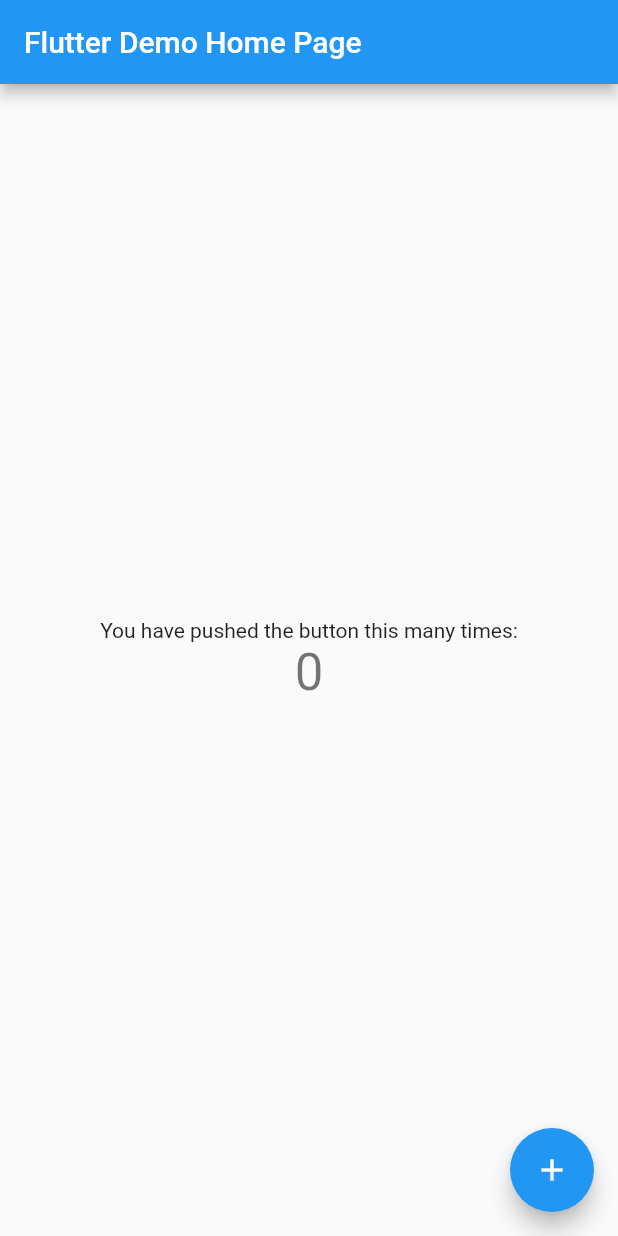
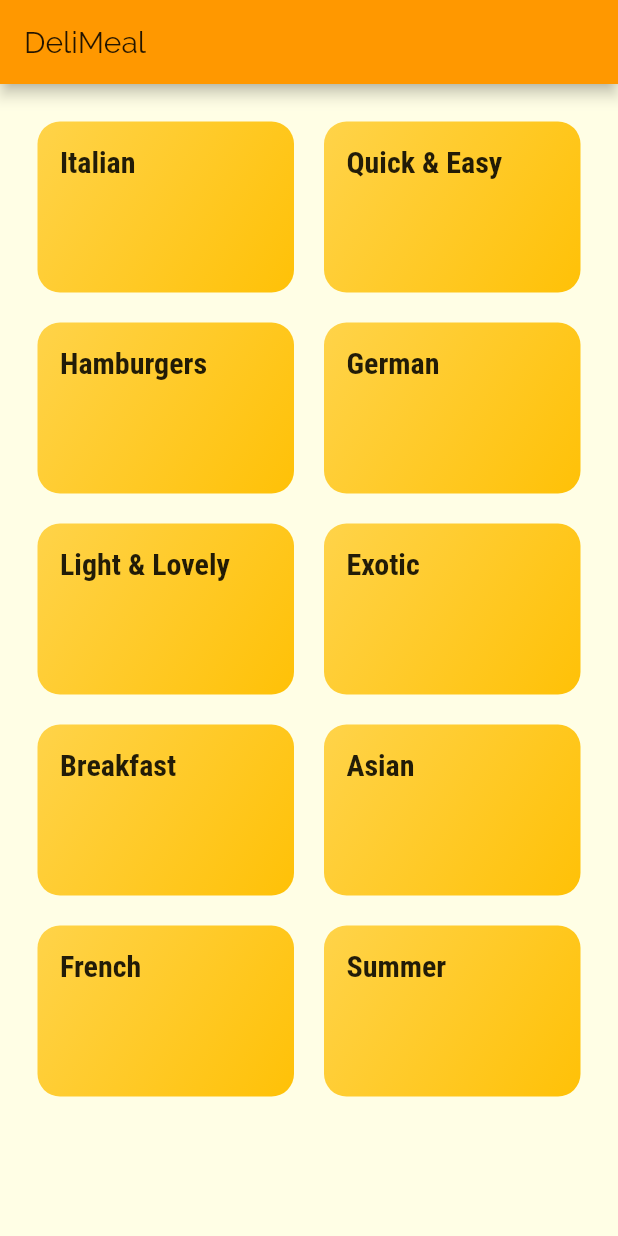
Before and after one commit to Anna-12-Mer/Meals_Categories-Flutter_Project-, a Flutter app: the screen it shows after launch, on a phone screen of 412 x 824 dp. Run offline on Flutter 3.47's test engine with Material 2 defaults, Android fonts, the phone set to English and light mode, and no system bars.

Commit message:
add screens

```diff
--- /dev/null
+++ b/meals_categ/lib/categories_screen.dart
@@ -0,0 +1,26 @@
+import 'package:flutter/material.dart';
+import 'dummy-data.dart';
+import 'category_item.dart';
+
+class CategoriesScreen extends StatelessWidget {
+  @override
+  Widget build(BuildContext context) {
+    return Scaffold(
+      appBar: AppBar(
+        title: const Text('DeliMeal'),
+      ),
+      body: GridView(
+          padding: const EdgeInsets.all(25),
+          gridDelegate: SliverGridDelegateWithMaxCrossAxisExtent(
+              maxCrossAxisExtent: 200,
+              childAspectRatio: 3 / 2,
+              crossAxisSpacing: 20,
+              mainAxisSpacing: 20),
+          children: DUMMY_CATEGORIES
+              .map(
+                (catData) => CategoryItem(catData.id,catData.title, catData.color),
+              )
+              .toList()),
+    );
+  }
+}
--- /dev/null
+++ b/meals_categ/lib/category_item.dart
@@ -0,0 +1,40 @@
+import 'package:flutter/material.dart';
+import './category_meals_screen.dart';
+
+class CategoryItem extends StatelessWidget {
+  final String id;
+  final String title;
+  final Color color;
+
+  CategoryItem(this.id, this.title, this.color);
+
+  void selectCategory(BuildContext ctx) {
+    Navigator.of(ctx).pushNamed(
+      '/category-meals',
+      arguments: {'id': id, 'title': title},
+    );
+  }
+
+  @override
+  Widget build(BuildContext context) {
+    return InkWell(
+      onTap: () => selectCategory(context),
+      splashColor: Theme.of(context).primaryColor,
+      borderRadius: BorderRadius.circular(15),
+      child: Container(
+        padding: const EdgeInsets.all(15),
+        child: Text(
+          title,
+          style: Theme.of(context).textTheme.title,
+        ),
+        decoration: BoxDecoration(
+            gradient: LinearGradient(
+              colors: [color.withOpacity(0.7), color],
+              begin: Alignment.topLeft,
+              end: Alignment.bottomRight,
+            ),
+            borderRadius: BorderRadius.circular(15)),
+      ),
+    );
+  }
+}
--- /dev/null
+++ b/meals_categ/lib/category_meals_screen.dart
@@ -0,0 +1,24 @@
+import 'package:flutter/material.dart';
+
+class CategoryMealsScreen extends StatelessWidget {
+  // final String categoryId;
+  // final String categoryTitle;
+
+  // CategoryMealsScreen(this.categoryId, this.categoryTitle);
+
+  @override
+  Widget build(BuildContext context) {
+    final routeArgs =
+        ModalRoute.of(context).settings.arguments as Map<String, String>;
+    final categoryTitle = routeArgs['title'];
+    final categoryId = routeArgs['id'];
+    return Scaffold(
+      appBar: AppBar(
+        title: Text(categoryTitle),
+      ),
+      body: Center(
+        child: Text('The Recipes For the Category'),
+      ),
+    );
+  }
+}
--- /dev/null
+++ b/meals_categ/lib/dummy-data.dart
@@ -0,0 +1,55 @@
+import 'package:flutter/material.dart';
+import './models/category.dart';
+
+const DUMMY_CATEGORIES = const [
+  Category(
+    id: 'c1',
+    title: 'Italian',
+    color: Colors.amber,
+  ),
+  Category(
+    id: 'c2',
+    title: 'Quick & Easy',
+    color: Colors.amber,
+  ),
+  Category(
+    id: 'c3',
+    title: 'Hamburgers',
+    color: Colors.amber,
+  ),
+  Category(
+    id: 'c4',
+    title: 'German',
+    color: Colors.amber,
+  ),
+  Category(
+    id: 'c5',
+    title: 'Light & Lovely',
+    color: Colors.amber,
+  ),
+  Category(
+    id: 'c6',
+    title: 'Exotic',
+    color: Colors.amber,
+  ),
+  Category(
+    id: 'c7',
+    title: 'Breakfast',
+    color: Colors.amber,
+  ),
+  Category(
+    id: 'c8',
+    title: 'Asian',
+    color: Colors.amber,
+  ),
+  Category(
+    id: 'c9',
+    title: 'French',
+    color: Colors.amber,
+  ),
+  Category(
+    id: 'c10',
+    title: 'Summer',
+    color: Colors.amber,
+  ),
+];
--- a/meals_categ/lib/main.dart
+++ b/meals_categ/lib/main.dart
@@ -1,117 +1,38 @@
 import 'package:flutter/material.dart';
+import './category_meals_screen.dart';
+import './categories_screen.dart';
 
 void main() {
   runApp(MyApp());
 }
 
 class MyApp extends StatelessWidget {
-  // This widget is the root of your application.
   @override
   Widget build(BuildContext context) {
     return MaterialApp(
-      title: 'Flutter Demo',
+      title: 'DeliMeals',
       theme: ThemeData(
-        // This is the theme of your application.
-        //
-        // Try running your application with "flutter run". You'll see the
-        // application has a blue toolbar. Then, without quitting the app, try
-        // changing the primarySwatch below to Colors.green and then invoke
-        // "hot reload" (press "r" in the console where you ran "flutter run",
-        // or simply save your changes to "hot reload" in a Flutter IDE).
-        // Notice that the counter didn't reset back to zero; the application
-        // is not restarted.
-        primarySwatch: Colors.blue,
-        // This makes the visual density adapt to the platform that you run
-        // the app on. For desktop platforms, the controls will be smaller and
-        // closer together (more dense) than on mobile platforms.
+        primarySwatch: Colors.orange,
+        accentColor: Colors.black,
+        canvasColor: Color.fromRGBO(255, 254, 229, 1),
+        fontFamily: 'Raleway',
+        textTheme: ThemeData.light().textTheme.copyWith(
+            body1: TextStyle(
+              color: Color.fromRGBO(20, 51, 51, 1),
+            ),
+            body2: TextStyle(
+              color: Color.fromRGBO(20, 51, 51, 1),
+            ),
+            title: TextStyle(
+                fontSize: 20,
+                fontFamily: 'RobotoCondensed',
+                fontWeight: FontWeight.bold)),
         visualDensity: VisualDensity.adaptivePlatformDensity,
       ),
-      home: MyHomePage(title: 'Flutter Demo Home Page'),
+      home: CategoriesScreen(),
+      routes: {
+        '/category-meals': (ctx) => CategoryMealsScreen(),
+      },
     );
   }
 }
-
-class MyHomePage extends StatefulWidget {
-  MyHomePage({Key key, this.title}) : super(key: key);
-
-  // This widget is the home page of your application. It is stateful, meaning
-  // that it has a State object (defined below) that contains fields that affect
-  // how it looks.
-
-  // This class is the configuration for the state. It holds the values (in this
-  // case the title) provided by the parent (in this case the App widget) and
-  // used by the build method of the State. Fields in a Widget subclass are
-  // always marked "final".
-
-  final String title;
-
-  @override
-  _MyHomePageState createState() => _MyHomePageState();
-}
-
-class _MyHomePageState extends State<MyHomePage> {
-  int _counter = 0;
-
-  void _incrementCounter() {
-    setState(() {
-      // This call to setState tells the Flutter framework that something has
-      // changed in this State, which causes it to rerun the build method below
-      // so that the display can reflect the updated values. If we changed
-      // _counter without calling setState(), then the build method would not be
-      // called again, and so nothing would appear to happen.
-      _counter++;
-    });
-  }
-
-  @override
-  Widget build(BuildContext context) {
-    // This method is rerun every time setState is called, for instance as done
-    // by the _incrementCounter method above.
-    //
-    // The Flutter framework has been optimized to make rerunning build methods
-    // fast, so that you can just rebuild anything that needs updating rather
-    // than having to individually change instances of widgets.
-    return Scaffold(
-      appBar: AppBar(
-        // Here we take the value from the MyHomePage object that was created by
-        // the App.build method, and use it to set our appbar title.
-        title: Text(widget.title),
-      ),
-      body: Center(
-        // Center is a layout widget. It takes a single child and positions it
-        // in the middle of the parent.
-        child: Column(
-          // Column is also a layout widget. It takes a list of children and
-          // arranges them vertically. By default, it sizes itself to fit its
-          // children horizontally, and tries to be as tall as its parent.
-          //
-          // Invoke "debug painting" (press "p" in the console, choose the
-          // "Toggle Debug Paint" action from the Flutter Inspector in Android
-          // Studio, or the "Toggle Debug Paint" command in Visual Studio Code)
-          // to see the wireframe for each widget.
-          //
-          // Column has various properties to control how it sizes itself and
-          // how it positions its children. Here we use mainAxisAlignment to
-          // center the children vertically; the main axis here is the vertical
-          // axis because Columns are vertical (the cross axis would be
-          // horizontal).
-          mainAxisAlignment: MainAxisAlignment.center,
-          children: <Widget>[
-            Text(
-              'You have pushed the button this many times:',
-            ),
-            Text(
-              '$_counter',
-              style: Theme.of(context).textTheme.headline4,
-            ),
-          ],
-        ),
-      ),
-      floatingActionButton: FloatingActionButton(
-        onPressed: _incrementCounter,
-        tooltip: 'Increment',
-        child: Icon(Icons.add),
-      ), // This trailing comma makes auto-formatting nicer for build methods.
-    );
-  }
-}
--- /dev/null
+++ b/meals_categ/lib/models/category.dart
@@ -0,0 +1,10 @@
+import 'package:flutter/cupertino.dart';
+import 'package:flutter/material.dart';
+
+class Category {
+  final String id;
+  final String title;
+  final Color color;
+
+  const Category({@required this.id, @required this.title,  this.color});
+}
```
Also changed, not shown: meals_categ/pubspec.yaml (+17 -6 lines), meals_categ/assets/fonts/Raleway-Black.ttf (added), meals_categ/assets/fonts/Raleway-Bold.ttf (added), meals_categ/assets/fonts/Raleway-Regular.ttf (added), meals_categ/assets/fonts/RobotoCondensed-Bold.ttf (added), meals_categ/assets/fonts/RobotoCondensed-Italic.ttf (added), meals_categ/assets/fonts/RobotoCondensed-Light.ttf (added), meals_categ/assets/fonts/RobotoCondensed-Regular.ttf (added).
